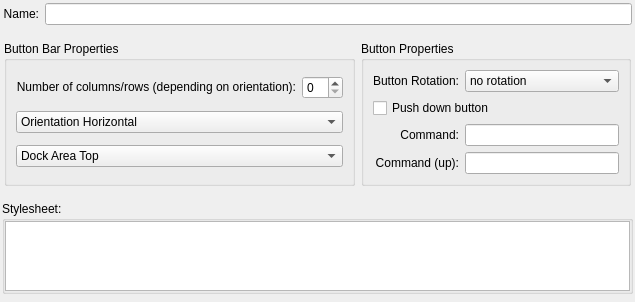
Before: the Qt Designer form src/ui/actions_main_area.ui in Mudlet/Mudlet, drawn with Qt 5.
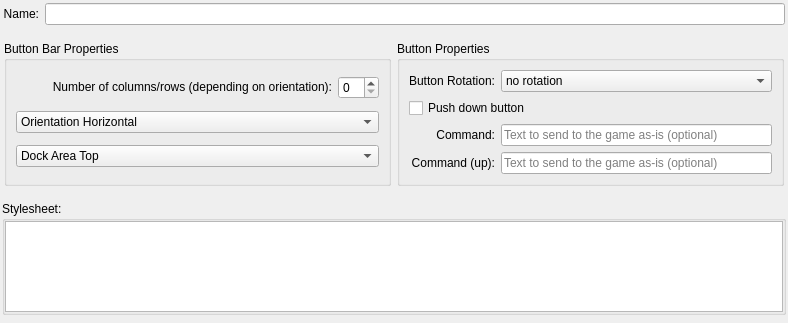
After: the same form once the commit is applied.

```diff
--- a/src/ui/actions_main_area.ui
+++ b/src/ui/actions_main_area.ui
@@ -6,8 +6,8 @@
    <rect>
     <x>0</x>
     <y>0</y>
-    <width>600</width>
-    <height>285</height>
+    <width>788</width>
+    <height>323</height>
    </rect>
   </property>
   <property name="sizePolicy">
@@ -265,6 +265,9 @@
            <property name="toolTip">
             <string>&lt;p&gt;Type in one or more commands you want the button to send directly to the game if it is pressed. (Optional)&lt;/p&gt;&lt;p&gt;If this is a &lt;i&gt;push-down&lt;/i&gt; button then this is sent only when the button goes from the &lt;i&gt;up&lt;/i&gt; to &lt;i&gt;down&lt;/i&gt; state.&lt;/p&gt;&lt;p&gt;To send more complex commands, that could depend on or need to modifies variables within this profile a Lua script should be entered &lt;i&gt;instead&lt;/i&gt; in the editor area below.  Anything entered here is, literally, just sent to the game server.&lt;/p&gt;&lt;p&gt;It is permissable to use both this &lt;i&gt;and&lt;/i&gt; a Lua script - this will be sent &lt;b&gt;before&lt;/b&gt; the script is run.&lt;/p&gt;</string>
            </property>
+           <property name="placeholderText">
+            <string>Text to send to the game as-is (optional)</string>
+           </property>
           </widget>
          </item>
          <item row="3" column="0">
@@ -282,6 +285,9 @@
            <property name="toolTip">
             <string>&lt;p&gt;Type in one or more commands you want the button to send directly to the game when this button goes from the &lt;i&gt;down&lt;/i&gt; to &lt;i&gt;up&lt;/i&gt; state.&lt;/p&gt;&lt;p&gt;To send more complex commands, that could depend on or need to modifies variables within this profile a Lua script should be entered &lt;i&gt;instead&lt;/i&gt; in the editor area below.  Anything entered here is, literally, just sent to the game server.&lt;/p&gt;&lt;p&gt;It is permissable to use both this &lt;i&gt;and&lt;/i&gt; a Lua script - this will be sent &lt;b&gt;before&lt;/b&gt; the script is run.&lt;/p&gt;</string>
            </property>
+           <property name="placeholderText">
+            <string>Text to send to the game as-is (optional)</string>
+           </property>
           </widget>
          </item>
         </layout>
```
